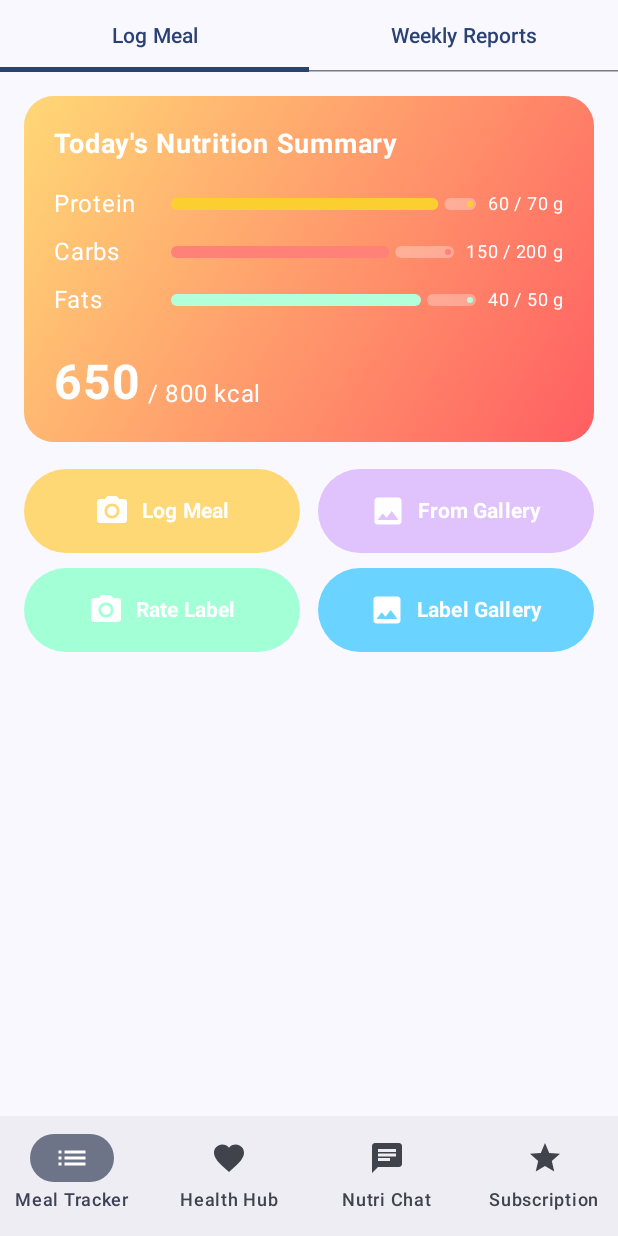
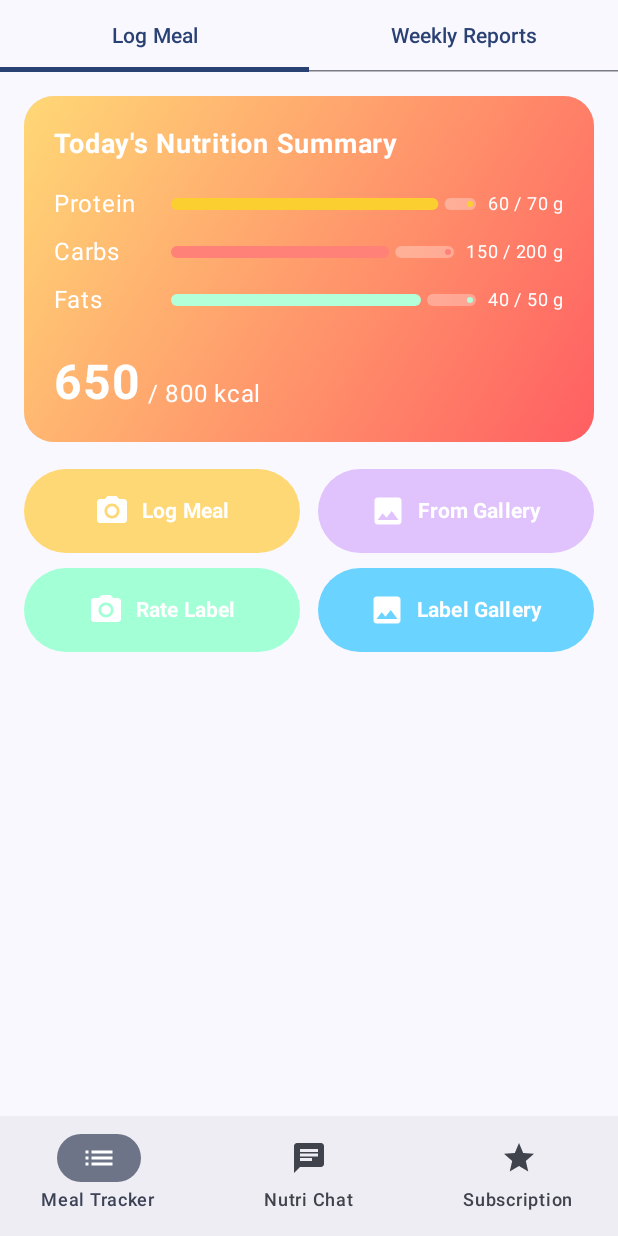
Before and after one commit to nakuluttarkar/nutri_ai_bot, an Android app built with Jetpack Compose: the screen it shows after launch (MainActivity), on a phone screen of 412 x 824 dp. Run offline under Robolectric (Android 15) with nearby library versions, the phone set to English and light mode, and no system bars.

Commit message:
changed gitignore and remove health hub and changes nutrichat

```diff
--- a/frontend/app/src/main/java/com/example/nutriai/navigation/AppScaffold.kt
+++ b/frontend/app/src/main/java/com/example/nutriai/navigation/AppScaffold.kt
@@ -24,7 +24,6 @@ import com.example.nutriai.screens.SubscriptionPlanScreen
 fun AppScaffold(navController: NavHostController) {
     val navItems = listOf(
         BottomNavItem("Meal Tracker", "meal_tracker", Icons.Filled.List),
-        BottomNavItem("Health Hub", "health_hub", Icons.Filled.Favorite),
         BottomNavItem("Nutri Chat", "nutri_chat", Icons.Filled.Chat),
         BottomNavItem("Subscription", "subscription_plan", Icons.Filled.Star)
     )
--- a/frontend/app/src/main/java/com/example/nutriai/screens/NutriChatScreen.kt
+++ b/frontend/app/src/main/java/com/example/nutriai/screens/NutriChatScreen.kt
@@ -111,7 +111,7 @@ fun NutriChatScreen() {
                             )
                             isLoading = false
                             if (response != null) {
-                                Log.d("NUTRI_CHAT", "Got response: ${response.general_response}")
+                                Log.d("NUTRI_CHAT", "Got response: '${response.general_response}'")
                                 // Append user input and AI response to history
                                 chatHistory = chatHistory +
                                         ChatMessage("user", userInput) +
```
Also changed, not shown: 1 other file.
